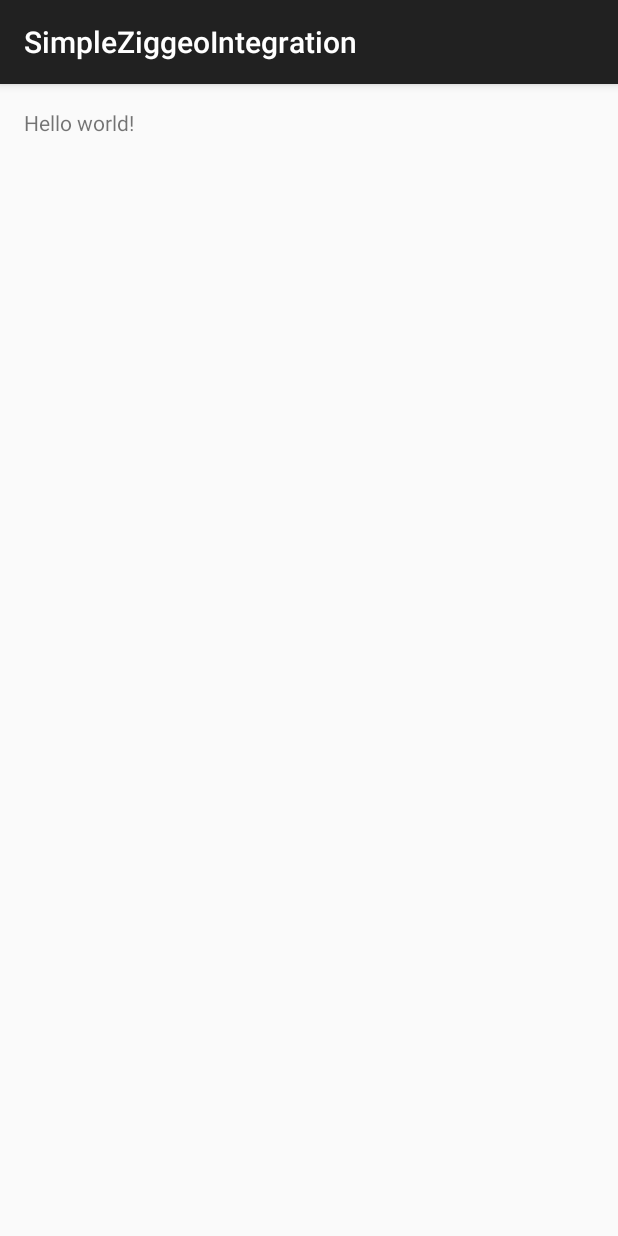
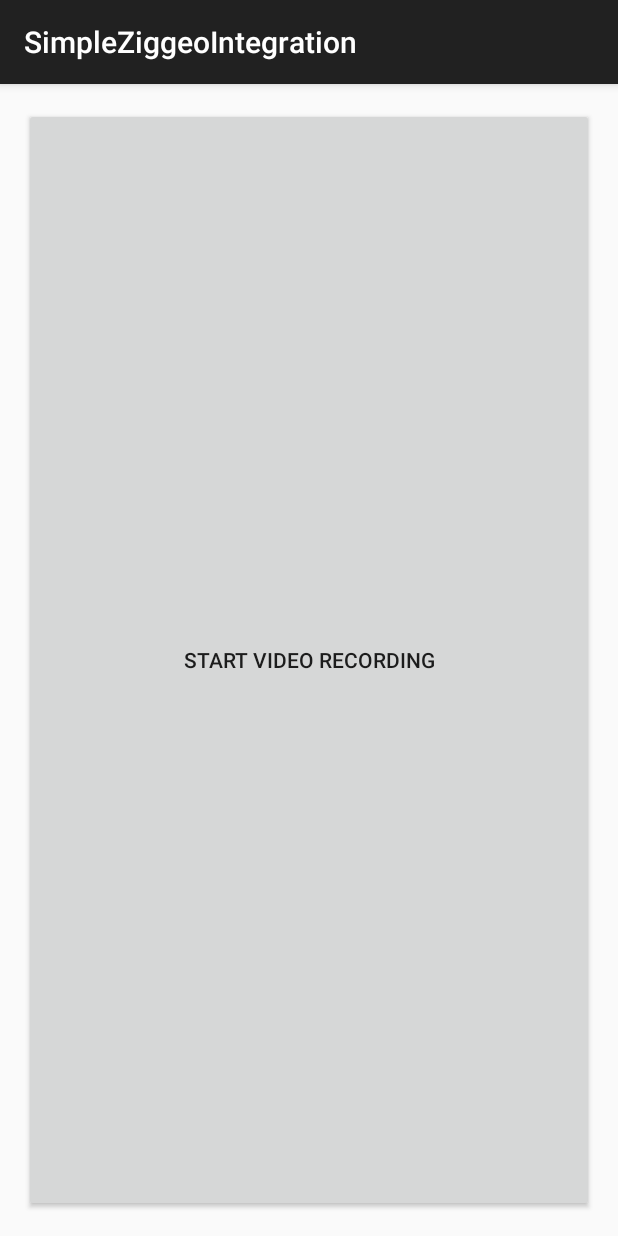
Before and after one commit to jiahaoliuliu/SimpleZiggeoIntegration, an Android app: the screen it shows after launch (MainActivity), on a phone screen of 412 x 824 dp. Run offline under Robolectric (Android 15) with nearby library versions, the phone set to English and light mode, and no system bars; libraries missing offline, so code that uses them is left out: com.ziggeo.androidsdk; 1 statement that could not run was skipped.

Commit message:
Created the view which launch Ziggeo

```diff
--- a/app/src/main/java/com/jiahaoliuliu/simpleziggeointegration/MainActivity.java
+++ b/app/src/main/java/com/jiahaoliuliu/simpleziggeointegration/MainActivity.java
@@ -1,15 +1,44 @@
 package com.jiahaoliuliu.simpleziggeointegration;
 
+import android.content.Context;
 import android.support.v7.app.AppCompatActivity;
 import android.os.Bundle;
 import android.view.Menu;
 import android.view.MenuItem;
+import android.view.View;
+import android.widget.Button;
+
+import com.ziggeo.androidsdk.Ziggeo;
 
 public class MainActivity extends AppCompatActivity {
+
+    private static final String TAG = "MainActivity";
+
+    private static final int MAX_TIME_ALLOWED = 1000 * 6 * 2; // 2 minutes
+
+    // Views
+    private Button mStartVideoRecordingButton;
+
+    // Others
+    private Context mContext;
+    private Ziggeo mZiggeo;
 
     @Override
     protected void onCreate(Bundle savedInstanceState) {
         super.onCreate(savedInstanceState);
         setContentView(R.layout.activity_main);
+
+        // Initialize Ziggeo
+        mContext = this;
+        mZiggeo = new Ziggeo(APIKeys.ZIGGEO_APPLICATION_TOKEN);
+
+        // Link the views
+        mStartVideoRecordingButton = (Button)findViewById(R.id.start_video_recording_button);
+        mStartVideoRecordingButton.setOnClickListener(new View.OnClickListener() {
+            @Override
+            public void onClick(View view) {
+                mZiggeo.createVideo(mContext, MAX_TIME_ALLOWED);
+            }
+        });
     }
 }
--- a/app/src/main/res/layout/activity_main.xml
+++ b/app/src/main/res/layout/activity_main.xml
@@ -1,11 +1,16 @@
-<RelativeLayout xmlns:android="http://schemas.android.com/apk/res/android"
+<LinearLayout xmlns:android="http://schemas.android.com/apk/res/android"
     xmlns:tools="http://schemas.android.com/tools" android:layout_width="match_parent"
     android:layout_height="match_parent" android:paddingLeft="@dimen/activity_horizontal_margin"
     android:paddingRight="@dimen/activity_horizontal_margin"
     android:paddingTop="@dimen/activity_vertical_margin"
-    android:paddingBottom="@dimen/activity_vertical_margin" tools:context=".MainActivity">
+    android:paddingBottom="@dimen/activity_vertical_margin"
+    tools:context=".MainActivity">
 
-    <TextView android:text="@string/hello_world" android:layout_width="wrap_content"
-        android:layout_height="wrap_content" />
+    <Button
+        android:id="@+id/start_video_recording_button"
+        android:layout_width="match_parent"
+        android:layout_height="match_parent"
+        android:text="@string/start_video_recording"
+        />
 
-</RelativeLayout>
+</LinearLayout>
--- a/app/src/main/res/values/strings.xml
+++ b/app/src/main/res/values/strings.xml
@@ -3,4 +3,5 @@
 
     <string name="hello_world">Hello world!</string>
     <string name="action_settings">Settings</string>
+    <string name="start_video_recording">Start Video Recording</string>
 </resources>
```
